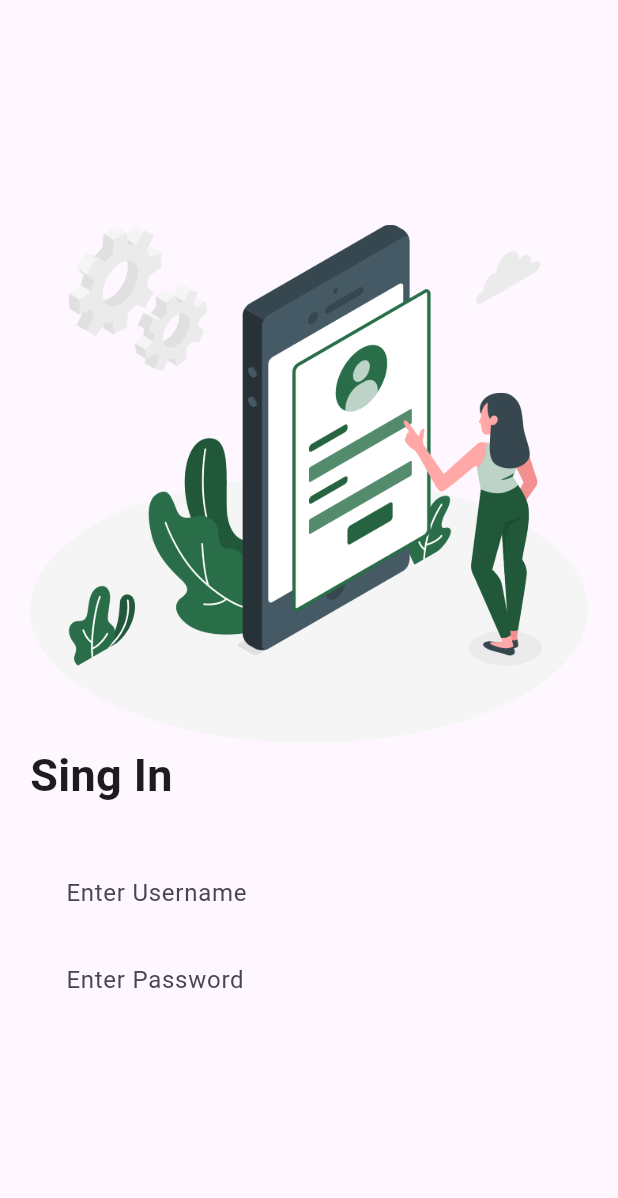
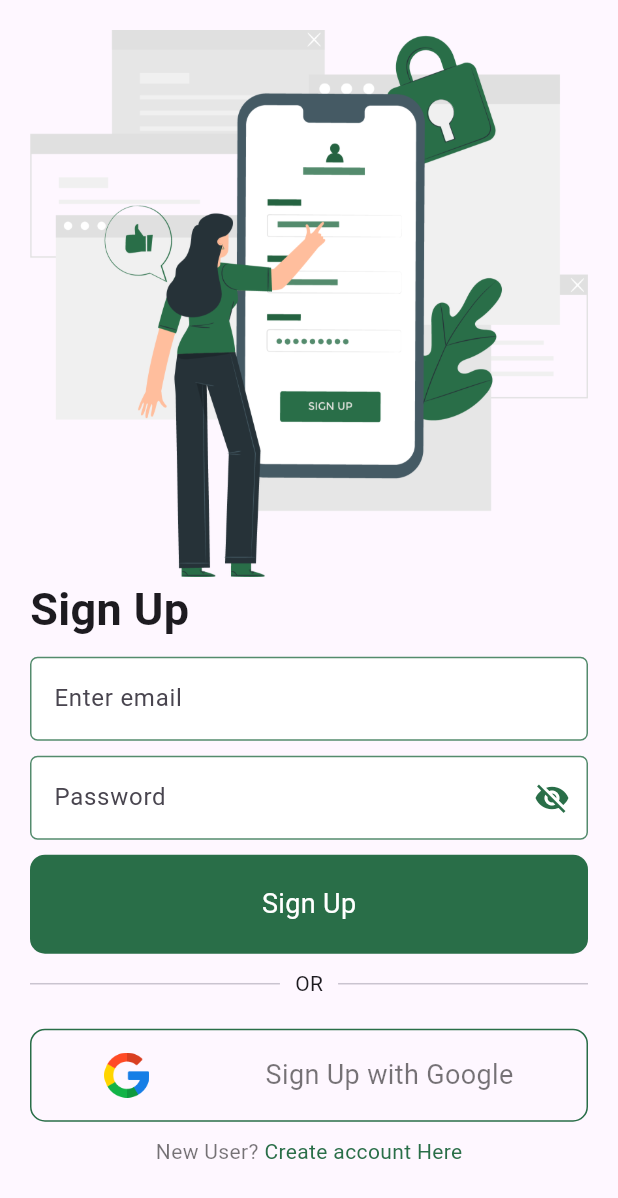
Before and after one commit to Adnan4456/PlantUi, a Flutter app: the SignUpScreen screen opened directly, on a phone screen of 412 x 824 dp. Shown: the top 1198 px of the screen. Run offline on Flutter 3.47's test engine with Material 3 defaults, Android fonts, the phone set to English and light mode, and no system bars; our stand-ins replace animated_bottom_navigation_bar, cached_network_image, flutter_svg, page_transition; missing offline and left inert: estado; network calls fail.

Commit message:
sign up screen is build

```diff
--- a/lib/presentation/login/login_screen.dart
+++ b/lib/presentation/login/login_screen.dart
@@ -1,6 +1,7 @@
 
 import 'package:flutter/material.dart';
 import 'package:page_transition/page_transition.dart';
+import 'package:plant_ui/presentation/signup/signup_screen.dart';
 
 import '../../constants.dart';
 import '../forget_password/forget_password_screen.dart';
@@ -48,7 +49,7 @@ class _LoginScreen extends State<LoginScreen>{
           const SizedBox(
             height: 10,
           ),
-          _buildSingInButton(),
+          _buildSignInButton(),
           const SizedBox(
             height: 10,
           ),
@@ -64,8 +65,10 @@ class _LoginScreen extends State<LoginScreen>{
               Expanded(child: Divider()),
             ],
           ),
-          const SizedBox(height: 20,),
-          _buildGoogleButton()
+          const SizedBox(height: 10,),
+          _buildGoogleButton(),
+          const SizedBox(height: 10,),
+          _buildSignUpText()
         ],
       ),
     );
@@ -74,7 +77,7 @@ class _LoginScreen extends State<LoginScreen>{
     return Image.asset("assets/images/signin.png");
   }
   Widget _buildText(){
-    return const Text("Sing In",
+    return const Text("Sign In",
       style: TextStyle(
           fontSize: 30.0,
           fontWeight: FontWeight.w700
@@ -151,7 +154,7 @@ class _LoginScreen extends State<LoginScreen>{
       ),
     );
   }
-  Widget _buildSingInButton(){
+  Widget _buildSignInButton(){
     Size size  = MediaQuery.of(context).size;
     return   GestureDetector(
       onTap: () {
@@ -238,5 +241,33 @@ class _LoginScreen extends State<LoginScreen>{
       ),
     );
   }
-
+  Widget _buildSignUpText(){
+    return    GestureDetector(
+      onTap: () {
+        Navigator.pushReplacement(
+            context,
+            PageTransition(
+                child: const SignUpScreen(),
+                type: PageTransitionType.bottomToTop));
+      },
+      child: Center(
+        child: Text.rich(
+          TextSpan(children: [
+            TextSpan(
+              text: 'New User? ',
+              style: TextStyle(
+                color: Constants.blackColor,
+              ),
+            ),
+            TextSpan(
+              text: 'Create account Here',
+              style: TextStyle(
+                color: Constants.primaryColor,
+              ),
+            ),
+          ]),
+        ),
+      ),
+    );
+  }
 }
--- a/lib/presentation/signup/signup_screen.dart
+++ b/lib/presentation/signup/signup_screen.dart
@@ -1,6 +1,10 @@
 
 import 'package:flutter/material.dart';
+import 'package:page_transition/page_transition.dart';
 import 'package:plant_ui/constants.dart';
+import 'package:plant_ui/presentation/login/login_screen.dart';
+
+import '../root_page.dart';
 
 class SignUpScreen extends StatefulWidget{
 
@@ -11,13 +15,25 @@ class SignUpScreen extends StatefulWidget{
 
 }
 class _SignUpScreen extends State<SignUpScreen>{
+
+  TextEditingController passWordController = TextEditingController();
+  TextEditingController emailController = TextEditingController();
+
+  late bool _passwordVisible;
+
+  @override
+  void initState() {
+    _passwordVisible = false;
+    super.initState();
+  }
   @override
   Widget build(BuildContext context) {
     return Scaffold(
-      body: _buildBody(context),
+      body: SingleChildScrollView(
+          child:
+          _buildBody(context)),
     );
   }
-
   Widget _buildBody(BuildContext context) {
     return Padding(
       padding: const EdgeInsets.symmetric(vertical: 20, horizontal:20),
@@ -27,20 +43,40 @@ class _SignUpScreen extends State<SignUpScreen>{
         children: [
           _buildImage(context),
           _buildText(),
-          const SizedBox(height: 30,),
+          const SizedBox(height: 10,),
           _buildUserNameTextField(),
           const SizedBox(height: 10,),
-          _buildPasswordTextField()
+          getPasswordEdit(),
+          const SizedBox(
+            height: 10,
+          ),
+          _buildSignUpButton(),
+          const SizedBox(
+            height: 10,
+          ),
+          const Row(
+            children: [
+              Expanded(child: Divider()),
+              Padding(
+                padding: EdgeInsets.symmetric(horizontal: 10),
+                child: Text('OR'),
+              ),
+              Expanded(child: Divider()),
+            ],
+          ),
+          const SizedBox(height: 20,),
+          _buildGoogleButton(),
+          const SizedBox(height: 10,),
+          _buildSignInText()
         ],
       ),
     );
   }
-
   Widget _buildImage(BuildContext context) {
-    return Image.asset("assets/images/signin.png");
+    return Image.asset("assets/images/signup.png");
   }
   Widget _buildText(){
-    return const Text("Sing In",
+    return const Text("Sign Up",
       style: TextStyle(
           fontSize: 30.0,
           fontWeight: FontWeight.w700
@@ -49,33 +85,159 @@ class _SignUpScreen extends State<SignUpScreen>{
   }
   Widget _buildUserNameTextField(){
     return TextField(
+      keyboardType: TextInputType.emailAddress,
       style: TextStyle(
           color: Constants.blackColor
       ),
+
       decoration: InputDecoration(
-        border: InputBorder.none,
-        prefix: Icon(Icons.person ,
-        color: Constants.blackColor.withOpacity(.3),
+        hintText: "Enter email",
+        fillColor: Colors.white,
+        filled: true,
+        focusedBorder:OutlineInputBorder(
+            borderRadius:BorderRadius.circular(5.0),
+            borderSide:  BorderSide(
+              color: Constants.primaryColor,
+              width: 2.0,
+            )
         ),
-        hintText: "Enter Username",
+        enabledBorder: OutlineInputBorder(
+            borderRadius: BorderRadius.circular(5.0),
+            borderSide: BorderSide(
+              color: Constants.primaryColor.withOpacity(.8),
+            )
+        ),
       ),
       cursorColor: Constants.blackColor.withOpacity(.5),
     );
   }
-  Widget _buildPasswordTextField(){
-    return TextField(
+  Widget getPasswordEdit(){
+    return   TextFormField(
+      keyboardType: TextInputType.text,
+      controller: passWordController,
+      obscureText: !_passwordVisible,
+      decoration: InputDecoration(
+        hintText: 'Password',
+        fillColor: Colors.white,
+        filled: true,
+        focusedBorder: OutlineInputBorder(
+          borderRadius: BorderRadius.circular(5.0),
+          borderSide:  BorderSide(
+            color: Constants.primaryColor,
+            width: 2.0,
+          ),
+        ),
+        enabledBorder: OutlineInputBorder(
+          borderRadius: BorderRadius.circular(5.0),
+          borderSide: BorderSide(
+            color: Constants.primaryColor.withOpacity(.8),
+          ),
+        ),
+        // prefix: Icon(Icons.lock,color: Constants.primaryColor,),
+        suffixIcon: IconButton(
+          icon: Icon(
+            // Based on passwordVisible state choose the icon
+            _passwordVisible
+                ? Icons.visibility
+                : Icons.visibility_off,
+            color: Constants.primaryColor,
+            // color: Theme.of(context).primaryColor,
+          ),
+          onPressed: () {
+            // Update the state i.e. toogle the state of passwordVisible variable
+            setState(() {
+              _passwordVisible = !_passwordVisible;
+            });
+          },
+        ),
+      ),
+    );
+  }
+  Widget _buildSignUpButton(){
+    Size size  = MediaQuery.of(context).size;
+    return   GestureDetector(
+      onTap: () {
+        Navigator.pushReplacement(
+            context,
+            PageTransition(
+                child: const RootPage(),
+                type: PageTransitionType.bottomToTop));
+      },
+
+      child: Container(
+        width: size.width,
+        decoration: BoxDecoration(
+          color: Constants.primaryColor,
+          borderRadius: BorderRadius.circular(10),
+        ),
+        padding:
+        const EdgeInsets.symmetric(horizontal: 10, vertical: 20),
+        child: const Center(
+          child: Text(
+            'Sign Up',
             style: TextStyle(
-          color: Constants.blackColor
+              color: Colors.white,
+              fontSize: 18.0,
             ),
-      decoration: InputDecoration(
-        border: InputBorder.none,
-        prefix: Icon(Icons.person ,
-          color: Constants.blackColor.withOpacity(.3),
           ),
-        hintText: "Enter Password",
         ),
-      cursorColor: Constants.blackColor.withOpacity(.5),
-
+      ),
+    );
+  }
+  Widget _buildGoogleButton(){
+    Size size  = MediaQuery.of(context).size;
+    return Container(
+      width: size.width,
+      decoration: BoxDecoration(
+          border: Border.all(color: Constants.primaryColor),
+          borderRadius: BorderRadius.circular(10)),
+      padding:
+      const EdgeInsets.symmetric(horizontal: 10, vertical: 15),
+      child: Row(
+        mainAxisAlignment: MainAxisAlignment.spaceAround,
+        children: [
+          SizedBox(
+            height: 30,
+            child: Image.asset('assets/images/google.png'),
+          ),
+          Text(
+            'Sign Up with Google',
+            style: TextStyle(
+              color: Constants.blackColor,
+              fontSize: 18.0,
+            ),
+          ),
+        ],
+      ),
+    );
+  }
+  Widget _buildSignInText(){
+    return    GestureDetector(
+      onTap: () {
+        Navigator.pushReplacement(
+            context,
+            PageTransition(
+                child: const LoginScreen(),
+                type: PageTransitionType.bottomToTop));
+      },
+      child: Center(
+        child: Text.rich(
+          TextSpan(children: [
+            TextSpan(
+              text: 'New User? ',
+              style: TextStyle(
+                color: Constants.blackColor,
+              ),
+            ),
+            TextSpan(
+              text: 'Create account Here',
+              style: TextStyle(
+                color: Constants.primaryColor,
+              ),
+            ),
+          ]),
+        ),
+      ),
     );
   }
 }
```
Lines whose indentation alone changed are shown as unchanged.
